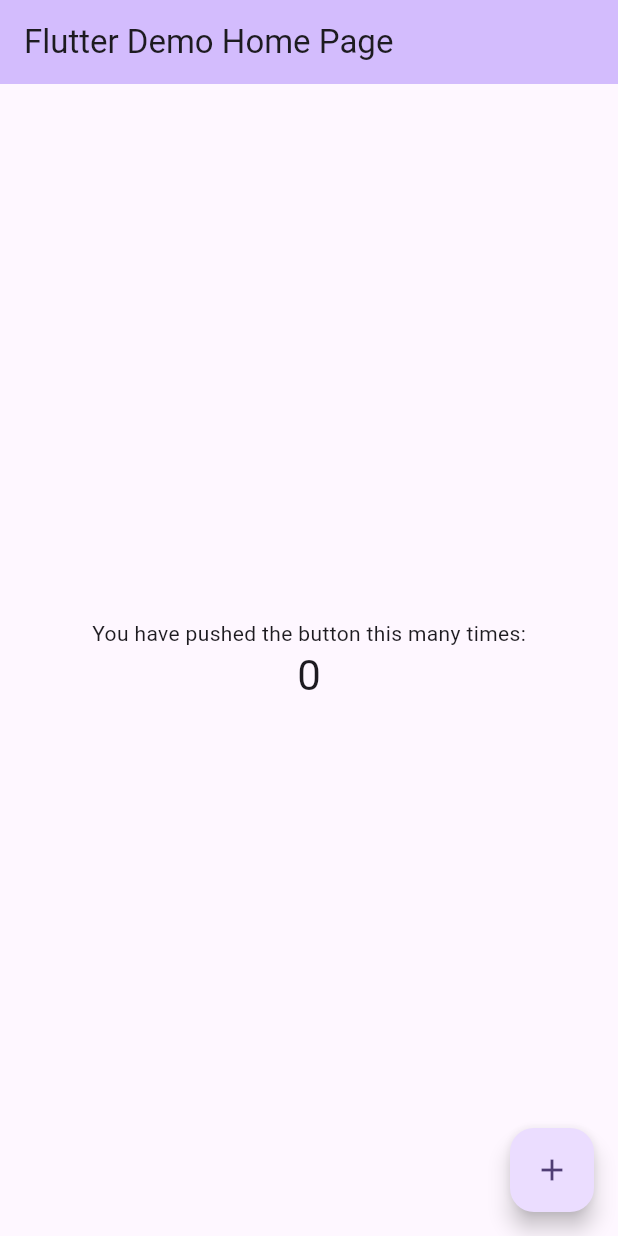
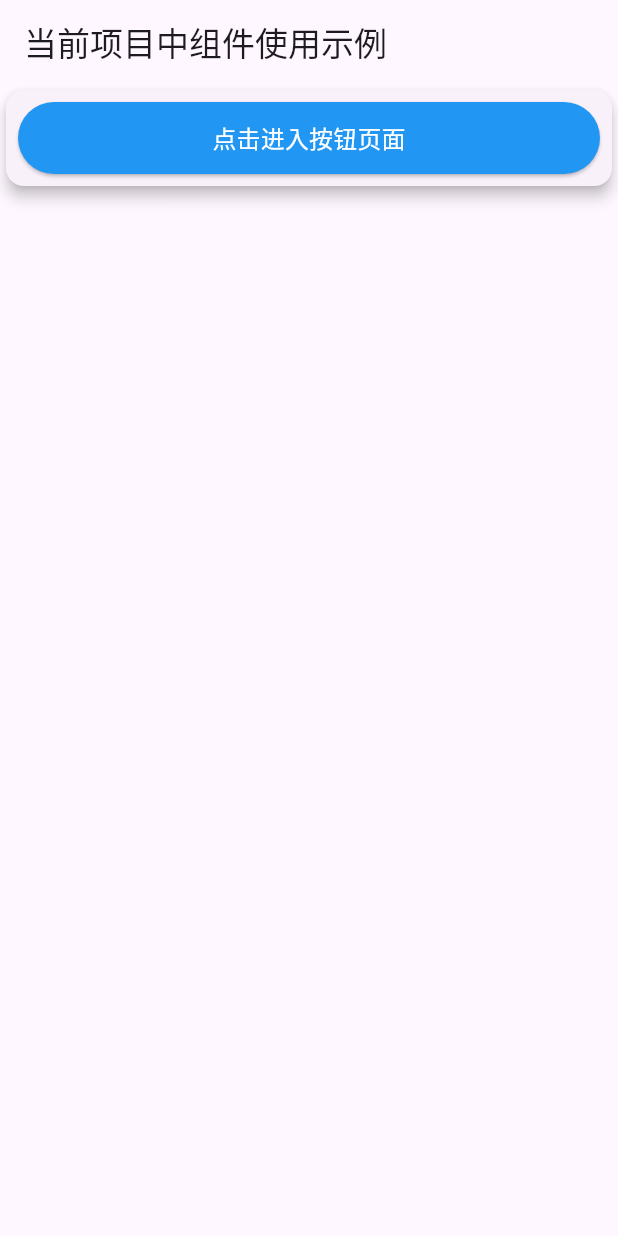
Before and after one commit to yuzhido/lite_simple_ui, a Flutter app: the screen it shows after launch, on a phone screen of 412 x 824 dp. Run offline on Flutter 3.47's test engine with Material 3 defaults, Android fonts, the phone set to English and light mode, and no system bars.

Commit message:
新增第一个组件-按钮

```diff
--- a/example/lib/main.dart
+++ b/example/lib/main.dart
@@ -1,4 +1,6 @@
 import 'package:flutter/material.dart';
+
+import 'pages/home/index.dart';
 
 void main() {
   runApp(const MyApp());
@@ -6,117 +8,12 @@ void main() {
 
 class MyApp extends StatelessWidget {
   const MyApp({super.key});
-
-  // This widget is the root of your application.
   @override
   Widget build(BuildContext context) {
     return MaterialApp(
       title: 'Flutter Demo',
-      theme: ThemeData(
-        // This is the theme of your application.
-        //
-        // TRY THIS: Try running your application with "flutter run". You'll see
-        // the application has a purple toolbar. Then, without quitting the app,
-        // try changing the seedColor in the colorScheme below to Colors.green
-        // and then invoke "hot reload" (save your changes or press the "hot
-        // reload" button in a Flutter-supported IDE, or press "r" if you used
-        // the command line to start the app).
-        //
-        // Notice that the counter didn't reset back to zero; the application
-        // state is not lost during the reload. To reset the state, use hot
-        // restart instead.
-        //
-        // This works for code too, not just values: Most code changes can be
-        // tested with just a hot reload.
-        colorScheme: .fromSeed(seedColor: Colors.deepPurple),
-      ),
-      home: const MyHomePage(title: 'Flutter Demo Home Page'),
+      theme: ThemeData(colorScheme: .fromSeed(seedColor: Colors.deepPurple)),
+      home: const HomePage(),
     );
   }
 }
-
-class MyHomePage extends StatefulWidget {
-  const MyHomePage({super.key, required this.title});
-
-  // This widget is the home page of your application. It is stateful, meaning
-  // that it has a State object (defined below) that contains fields that affect
-  // how it looks.
-
-  // This class is the configuration for the state. It holds the values (in this
-  // case the title) provided by the parent (in this case the App widget) and
-  // used by the build method of the State. Fields in a Widget subclass are
-  // always marked "final".
-
-  final String title;
-
-  @override
-  State<MyHomePage> createState() => _MyHomePageState();
-}
-
-class _MyHomePageState extends State<MyHomePage> {
-  int _counter = 0;
-
-  void _incrementCounter() {
-    setState(() {
-      // This call to setState tells the Flutter framework that something has
-      // changed in this State, which causes it to rerun the build method below
-      // so that the display can reflect the updated values. If we changed
-      // _counter without calling setState(), then the build method would not be
-      // called again, and so nothing would appear to happen.
-      _counter++;
-    });
-  }
-
-  @override
-  Widget build(BuildContext context) {
-    // This method is rerun every time setState is called, for instance as done
-    // by the _incrementCounter method above.
-    //
-    // The Flutter framework has been optimized to make rerunning build methods
-    // fast, so that you can just rebuild anything that needs updating rather
-    // than having to individually change instances of widgets.
-    return Scaffold(
-      appBar: AppBar(
-        // TRY THIS: Try changing the color here to a specific color (to
-        // Colors.amber, perhaps?) and trigger a hot reload to see the AppBar
-        // change color while the other colors stay the same.
-        backgroundColor: Theme.of(context).colorScheme.inversePrimary,
-        // Here we take the value from the MyHomePage object that was created by
-        // the App.build method, and use it to set our appbar title.
-        title: Text(widget.title),
-      ),
-      body: Center(
-        // Center is a layout widget. It takes a single child and positions it
-        // in the middle of the parent.
-        child: Column(
-          // Column is also a layout widget. It takes a list of children and
-          // arranges them vertically. By default, it sizes itself to fit its
-          // children horizontally, and tries to be as tall as its parent.
-          //
-          // Column has various properties to control how it sizes itself and
-          // how it positions its children. Here we use mainAxisAlignment to
-          // center the children vertically; the main axis here is the vertical
-          // axis because Columns are vertical (the cross axis would be
-          // horizontal).
-          //
-          // TRY THIS: Invoke "debug painting" (choose the "Toggle Debug Paint"
-          // action in the IDE, or press "p" in the console), to see the
-          // wireframe for each widget.
-          mainAxisAlignment: .center,
-          children: [
-            const Text('You have pushed the button this many times:'),
-            Text(
-              '$_counter',
-              style: Theme.of(context).textTheme.headlineMedium,
-            ),
-          ],
-        ),
-      ),
-      floatingActionButton: FloatingActionButton(
-        onPressed: _incrementCounter,
-        tooltip: 'Increment',
-        child: const Icon(Icons.add),
-      ),
-    );
-  }
-}
--- /dev/null
+++ b/example/lib/pages/home/index.dart
@@ -0,0 +1,54 @@
+import 'package:example/pages/button/index.dart';
+import 'package:flutter/material.dart';
+import 'package:lite_simple_ui/lite_simple_ui.dart';
+
+import '../../router/index.dart';
+
+class HomePage extends StatefulWidget {
+  const HomePage({super.key});
+  @override
+  State<HomePage> createState() => _HomePageState();
+}
+
+class _HomePageState extends State<HomePage> {
+  @override
+  Widget build(BuildContext context) {
+    return Scaffold(
+      appBar: AppBar(title: const Text('当前项目中组件使用示例')),
+      body: SingleChildScrollView(
+        child: Column(
+          children: [
+            Card(
+              elevation: 4,
+              shape: RoundedRectangleBorder(borderRadius: BorderRadius.circular(12)),
+              child: Padding(
+                padding: const EdgeInsets.all(8.0),
+                child: Button(
+                  width: double.infinity,
+                  height: 48,
+                  backgroundColor: Colors.blue,
+                  disabledColor: Colors.grey.shade300,
+                  loadingWidget: const Row(
+                    mainAxisAlignment: MainAxisAlignment.center,
+                    children: [
+                      SizedBox(width: 20, height: 20, child: CircularProgressIndicator(strokeWidth: 2, valueColor: AlwaysStoppedAnimation<Color>(Colors.white))),
+                      SizedBox(width: 8),
+                      Text('加载中...', style: TextStyle(color: Colors.white)),
+                    ],
+                  ),
+                  onTap: () async {
+                    await AppRouter.push(context, const ButtonPage());
+                  },
+                  child: const Text(
+                    '点击进入按钮页面',
+                    style: TextStyle(color: Colors.white, fontSize: 16, fontWeight: FontWeight.w500),
+                  ),
+                ),
+              ),
+            ),
+          ],
+        ),
+      ),
+    );
+  }
+}
--- a/lib/lite_simple_ui.dart
+++ b/lib/lite_simple_ui.dart
@@ -1,5 +1 @@
-/// A Calculator.
-class Calculator {
-  /// Returns [value] plus 1.
-  int addOne(int value) => value + 1;
-}
+export 'src/index.dart';
--- /dev/null
+++ b/lib/src/button/index.dart
@@ -0,0 +1,143 @@
+import 'package:flutter/material.dart';
+
+/// 一个支持异步操作的智能按钮组件
+///
+/// 详细文档请查看: readme.md
+class Button extends StatefulWidget {
+  /// 点击回调函数
+  ///
+  /// 支持同步和异步两种形式：
+  /// - 同步：`onTap: () { print('hello'); }`
+  /// - 异步：`onTap: () async { await fetchData(); }`
+  ///
+  /// 当回调返回 Future 时，按钮会自动进入 loading 状态
+  final dynamic Function()? onTap;
+
+  /// 按钮显示的文字
+  ///
+  /// 与 [child] 二选一，如果同时提供，优先使用 [text]
+  final String? text;
+
+  /// 按钮显示的自定义 Widget
+  ///
+  /// 与 [text] 二选一，用于更复杂的按钮内容布局
+  final Widget? child;
+
+  /// 自定义加载状态显示的 Widget
+  ///
+  /// 如果不提供，默认显示：旋转图标 + "处理中..." 文字
+  final Widget? loadingWidget;
+
+  /// 按钮宽度
+  ///
+  /// 不指定时，按钮宽度会根据内容自适应
+  final double? width;
+
+  /// 按钮高度
+  ///
+  /// 不指定时，按钮高度会根据内容自适应
+  final double? height;
+
+  /// 按钮背景颜色
+  ///
+  /// 不指定时使用 ElevatedButton 默认颜色
+  final Color? backgroundColor;
+
+  /// 禁用状态或加载状态的背景颜色
+  ///
+  /// 不指定时使用灰色 (Colors.grey.shade300)
+  final Color? disabledColor;
+
+  /// 加载状态显示的文字
+  ///
+  /// 不指定时使用 "处理中..."
+  final String? loadingText;
+
+  /// 加载状态显示的文字颜色
+  ///
+  /// 不指定时使用白色 (Colors.white)
+  final Color? loadingTextColor;
+
+  /// 加载状态显示的文字大小
+  ///
+  /// 不指定时使用 16
+  final double? loadingTextSize;
+
+  /// 创建按钮组件
+  ///
+  /// [text] 和 [child] 必须至少提供一个
+  const Button({
+    super.key,
+    this.onTap,
+    this.text,
+    this.child,
+    this.loadingWidget,
+    this.width,
+    this.height,
+    this.backgroundColor,
+    this.disabledColor,
+    this.loadingText,
+    this.loadingTextColor,
+    this.loadingTextSize,
+  });
+
+  @override
+  State<Button> createState() => _ButtonState();
+}
+
+class _ButtonState extends State<Button> {
+  bool _isLoading = false;
+
+  Future<void> _handlePress() async {
+    if (_isLoading || widget.onTap == null) return;
+
+    final result = widget.onTap!();
+
+    // 判断返回值是否为 Future，自动处理异步/同步
+    if (result is Future) {
+      setState(() => _isLoading = true);
+      try {
+        await result;
+      } finally {
+        if (mounted) {
+          setState(() => _isLoading = false);
+        }
+      }
+    }
+  }
+
+  @override
+  Widget build(BuildContext context) {
+    // 如果提供了 text，则使用 Text widget；否则使用 child
+    final content = widget.text != null ? Text(widget.text!) : widget.child;
+
+    if (content == null) {
+      throw FlutterError('Button组件 text 或者 child 属性必须有其中一个');
+    }
+
+    final button = ElevatedButton(
+      onPressed: _isLoading ? null : (widget.onTap != null ? () => _handlePress() : null),
+      style: ElevatedButton.styleFrom(backgroundColor: _isLoading ? widget.disabledColor ?? Colors.grey.shade300 : widget.backgroundColor),
+      child: _isLoading
+          ? (widget.loadingWidget ??
+                Row(
+                  mainAxisSize: MainAxisSize.min,
+                  children: [
+                    SizedBox(width: 20, height: 20, child: CircularProgressIndicator(strokeWidth: 2, valueColor: AlwaysStoppedAnimation<Color>(Colors.white))),
+                    const SizedBox(width: 8),
+                    Text(
+                      widget.loadingText ?? '处理中...',
+                      style: TextStyle(color: widget.loadingTextColor ?? Colors.white, fontSize: widget.loadingTextSize ?? 16),
+                    ),
+                  ],
+                ))
+          : content,
+    );
+
+    // 只有在明确指定宽度或高度时才使用 SizedBox 包裹
+    if (widget.width != null || widget.height != null) {
+      return SizedBox(width: widget.width, height: widget.height, child: button);
+    }
+    return button;
+  }
+}
```
Also changed, not shown: example/lib/pages/button/index.dart (added, +182 -0 lines), example/lib/router/index.dart (added, +23 -0 lines), example/pubspec.yaml (+5 -71 lines), lib/src/index.dart (added, +7 -0 lines), lib/src/switch/index.dart (added, +14 -0 lines), example/pubspec.lock, 3 other files.
